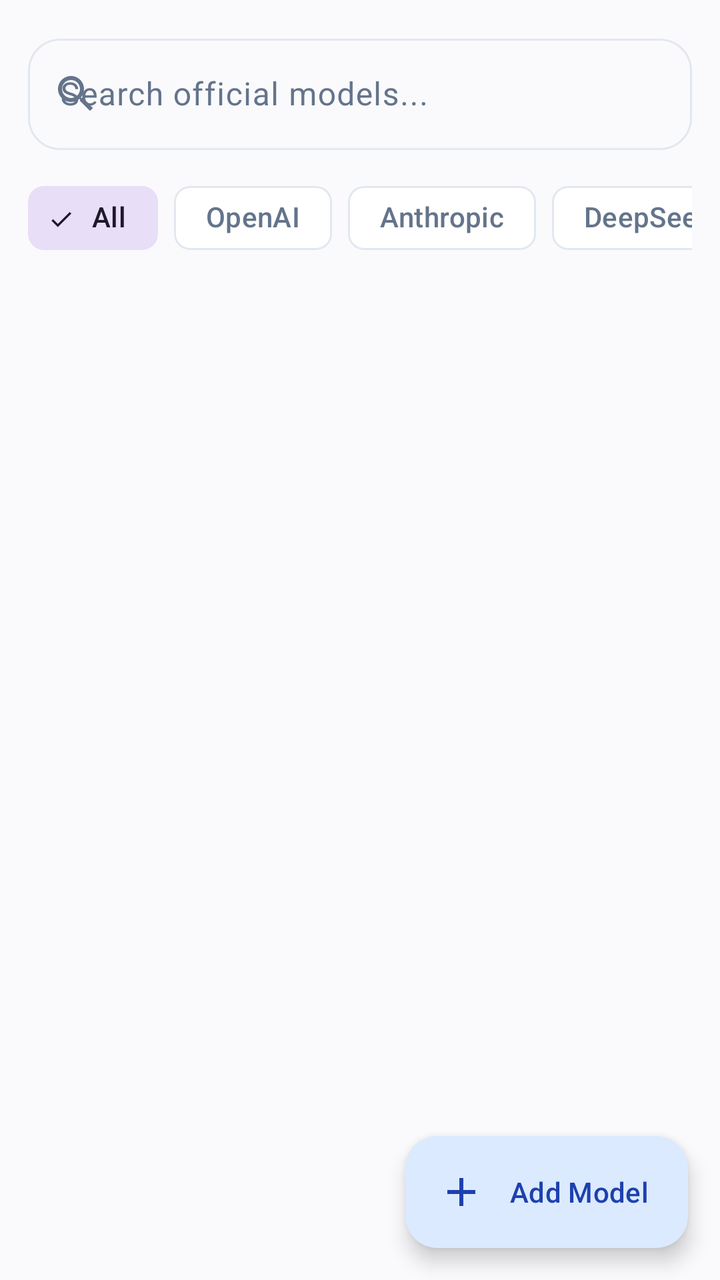
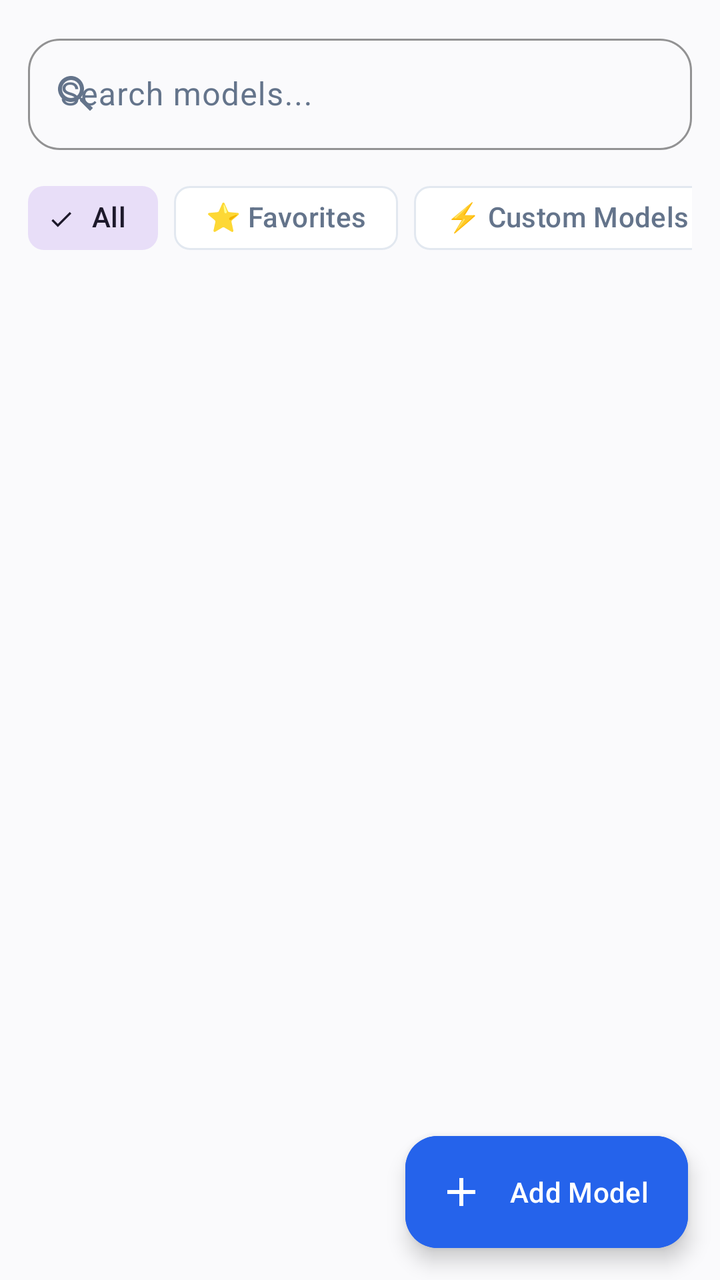

Compare the two renders of this Android layout. The source of the first and the diff that turns it into the second are given below.
<!-- AndroidManifest.xml: application theme Theme.OmniChat -->
<!-- res/layout/fragment_models.xml -->
<?xml version="1.0" encoding="utf-8"?>
<androidx.coordinatorlayout.widget.CoordinatorLayout
    xmlns:android="http://schemas.android.com/apk/res/android"
    xmlns:app="http://schemas.android.com/apk/res-auto"
    android:layout_width="match_parent"
    android:layout_height="match_parent"
    android:background="?android:colorBackground">

    <LinearLayout
        android:layout_width="match_parent"
        android:layout_height="match_parent"
        android:orientation="vertical"
        android:padding="14dp">

        
        <com.google.android.material.textfield.TextInputLayout
            android:id="@+id/til_search"
            style="@style/Widget.Material3.TextInputLayout.OutlinedBox"
            android:layout_width="match_parent"
            android:layout_height="wrap_content"
            android:hint="Search official models..."
            app:boxCornerRadiusBottomEnd="16dp"
            app:boxCornerRadiusBottomStart="16dp"
            app:boxCornerRadiusTopEnd="16dp"
            app:boxCornerRadiusTopStart="16dp"
            app:startIconDrawable="@drawable/ic_search">

            <com.google.android.material.textfield.TextInputEditText
                android:id="@+id/et_search"
                android:layout_width="match_parent"
                android:layout_height="wrap_content"
                android:inputType="text"
                android:maxLines="1" />

        </com.google.android.material.textfield.TextInputLayout>

        
        <HorizontalScrollView
            android:layout_width="match_parent"
            android:layout_height="wrap_content"
            android:layout_marginTop="10dp"
            android:scrollbars="none">

            <com.google.android.material.chip.ChipGroup
                android:id="@+id/chip_group_filters"
                android:layout_width="wrap_content"
                android:layout_height="wrap_content"
                app:singleSelection="true">

                <com.google.android.material.chip.Chip
                    android:id="@+id/chip_all"
                    style="@style/Widget.Material3.Chip.Filter"
                    android:layout_width="wrap_content"
                    android:layout_height="wrap_content"
                    android:checked="true"
                    android:text="All" />

                <com.google.android.material.chip.Chip
                    android:id="@+id/chip_openai"
                    style="@style/Widget.Material3.Chip.Filter"
                    android:layout_width="wrap_content"
                    android:layout_height="wrap_content"
                    android:text="OpenAI"
                    app:chipIcon="@drawable/ic_brand_openai"
                    app:chipIconSize="16dp" />

                <com.google.android.material.chip.Chip
                    android:id="@+id/chip_anthropic"
                    style="@style/Widget.Material3.Chip.Filter"
                    android:layout_width="wrap_content"
                    android:layout_height="wrap_content"
                    android:text="Anthropic"
                    app:chipIcon="@drawable/ic_brand_anthropic"
                    app:chipIconSize="16dp" />

                <com.google.android.material.chip.Chip
                    android:id="@+id/chip_deepseek"
                    style="@style/Widget.Material3.Chip.Filter"
                    android:layout_width="wrap_content"
                    android:layout_height="wrap_content"
                    android:text="DeepSeek"
                    app:chipIcon="@drawable/ic_brand_deepseek"
                    app:chipIconSize="16dp" />

                <com.google.android.material.chip.Chip
                    android:id="@+id/chip_gemini"
                    style="@style/Widget.Material3.Chip.Filter"
                    android:layout_width="wrap_content"
                    android:layout_height="wrap_content"
                    android:text="Gemini"
                    app:chipIcon="@drawable/ic_brand_gemini"
                    app:chipIconSize="16dp" />

                <com.google.android.material.chip.Chip
                    android:id="@+id/chip_reasoning"
                    style="@style/Widget.Material3.Chip.Filter"
                    android:layout_width="wrap_content"
                    android:layout_height="wrap_content"
                    android:text="🧠 Reasoning" />

                <com.google.android.material.chip.Chip
                    android:id="@+id/chip_vision"
                    style="@style/Widget.Material3.Chip.Filter"
                    android:layout_width="wrap_content"
                    android:layout_height="wrap_content"
                    android:text="👁 Vision" />

                <com.google.android.material.chip.Chip
                    android:id="@+id/chip_favorites"
                    style="@style/Widget.Material3.Chip.Filter"
                    android:layout_width="wrap_content"
                    android:layout_height="wrap_content"
                    android:text="⭐ Favorites" />

            </com.google.android.material.chip.ChipGroup>

        </HorizontalScrollView>

        
        <androidx.recyclerview.widget.RecyclerView
            android:id="@+id/recycler_models"
            android:layout_width="match_parent"
            android:layout_height="match_parent"
            android:layout_marginTop="8dp"
            android:clipToPadding="false"
            android:paddingBottom="72dp" />

    </LinearLayout>

    <com.google.android.material.floatingactionbutton.ExtendedFloatingActionButton
        android:id="@+id/fab_add_model"
        android:layout_width="wrap_content"
        android:layout_height="wrap_content"
        android:layout_gravity="bottom|end"
        android:layout_margin="16dp"
        android:text="Add Model"
        app:icon="@drawable/ic_add" />

</androidx.coordinatorlayout.widget.CoordinatorLayout>
<!-- resources referenced by this layout -->
<resources>
  <!-- drawable ic_brand_anthropic (drawable) -->
  <vector xmlns:android="http://schemas.android.com/apk/res/android"
      android:width="24dp"
      android:height="24dp"
      android:viewportWidth="24"
      android:viewportHeight="24">
      
      <path
          android:fillColor="@color/brand_anthropic"
          android:pathData="M14.2,3.5 L9.8,3.5 L4.2,19.5 L8.4,19.5 L9.9,15.2 L14.1,15.2 L15.6,19.5 L19.8,19.5 L14.2,3.5 Z M10.8,12.2 L12.0,8.3 L13.2,12.2 L10.8,12.2 Z" />
  </vector>
  <!-- drawable ic_brand_deepseek (drawable) -->
  <vector xmlns:android="http://schemas.android.com/apk/res/android"
      android:width="24dp"
      android:height="24dp"
      android:viewportWidth="24"
      android:viewportHeight="24">
      
      <path
          android:fillColor="@color/brand_deepseek"
          android:pathData="M19.8,5.4 C18.1,3.8 15.6,3.0 12.8,3.2 C8.5,3.6 4.8,6.8 3.5,10.9 C2.2,15.1 3.5,19.6 7.0,21.5 C9.1,22.6 11.5,22.6 13.7,21.7 C15.4,21.0 17.6,18.8 18.5,17.2 C19.4,15.6 19.8,13.6 19.5,11.8 C20.6,10.6 21.6,9.1 21.9,7.5 C22.1,6.5 20.8,4.5 19.8,5.4 Z M11.8,15.4 C9.6,15.4 7.8,13.6 7.8,11.4 C7.8,9.2 9.6,7.4 11.8,7.4 C14.0,7.4 15.8,9.2 15.8,11.4 C15.8,13.6 14.0,15.4 11.8,15.4 Z" />
  </vector>
  <!-- drawable ic_brand_gemini (drawable) -->
  <vector xmlns:android="http://schemas.android.com/apk/res/android"
      android:width="24dp"
      android:height="24dp"
      android:viewportWidth="24"
      android:viewportHeight="24">
      
      <path
          android:fillColor="@color/brand_gemini"
          android:pathData="M12,2 C12,7.52 7.52,12 2,12 C7.52,12 12,16.48 12,22 C12,16.48 16.48,12 22,12 C16.48,12 12,7.52 12,2 Z" />
  </vector>
  <!-- drawable ic_brand_openai (drawable) -->
  <vector xmlns:android="http://schemas.android.com/apk/res/android"
      android:width="24dp"
      android:height="24dp"
      android:viewportWidth="24"
      android:viewportHeight="24">
      <path
          android:fillColor="@color/brand_openai"
          android:pathData="M22.282,9.821a5.985,5.985 0,0 0,-0.516,-4.91 6.046,6.046 0,0 0,-6.51,-2.9A6.065,6.065 0,0 0,4.981,4.181a5.984,5.984 0,0 0,-3.998,2.9 6.046,6.046 0,0 0,0.743,7.097 5.98,5.98 0,0 0,0.51,4.911 6.051,6.051 0,0 0,6.515,2.9A5.985,5.985 0,0 0,13.26,23.5a6.056,6.056 0,0 0,5.772,-4.206 5.99,5.99 0,0 0,3.997,-2.9 6.056,6.056 0,0 0,-0.747,-6.573zM13.26,22.079a4.526,4.526 0,0 1,-2.876,-1.04c0.063,-0.034 0.172,-0.096 0.244,-0.138l4.777,-2.758a0.772,0.772 0,0 0,0.392,-0.681v-6.738l2.02,1.168a0.071,0.071 0,0 1,0.038,0.052v5.583a4.554,4.554 0,0 1,-4.595,4.554zm-8.883,-4.17a4.52,4.52 0,0 1,-0.54,-3.013c0.064,0.038 0.174,0.1 0.246,0.141l4.777,2.758a0.78,0.78 0,0 0,0.784,0l5.835,-3.369v2.335a0.08,0.08 0,0 1,-0.033,0.065l-4.836,2.793a4.555,4.555 0,0 1,-6.233,-1.71zm-1.22,-8.03a4.542,4.542 0,0 1,2.336,-2.001v0.28c0,0.082 0.043,0.158 0.114,0.198l4.777,2.758a0.78,0.78 0,0 0,0.784,0l5.835,-3.369 -2.02,-1.168a0.08,0.08 0,0 1,-0.038,-0.065V4.606a4.555,4.555 0,0 1,-4.595,4.554c-2.428,0,-4.428,-1.89,-4.593,-4.287zm14.664,-1.205l-4.777,-2.758a0.78,0.78 0,0 0,-0.784,0L6.425,9.285V6.95a0.08,0.08 0,0 1,0.033,-0.065l4.836,-2.793a4.555,4.555 0,0 1,6.233,1.71 4.52,4.52 0,0 1,0.54,3.013c-0.064,-0.038,-0.174,-0.1,-0.246,-0.141zm2.336,2.001c-0.063,0.034,-0.172,0.096,-0.244,0.138l-4.777,2.758a0.772,0.772 0,0 0,-0.392,0.681v6.738l-2.02,-1.168a0.071,0.071 0,0 1,-0.038,-0.052v-5.583a4.554,4.554 0,0 1,4.595,-4.554 4.526,4.526 0,0 1,2.876,1.042zm-9.01,4.985l2.607,-1.505 2.607,1.505v3.01l-2.607,1.505 -2.607,-1.505z" />
  </vector>
  <style name="Theme.OmniChat" parent="Theme.Material3.DayNight.NoActionBar">
          
          <item name="colorPrimary">@color/brand_primary</item>
          <item name="colorOnPrimary">#FFFFFF</item>
          <item name="colorPrimaryContainer">#DBEAFE</item>
          <item name="colorOnPrimaryContainer">#1E40AF</item>
          <item name="colorSecondary">@color/brand_accent</item>
          <item name="colorOnSecondary">#FFFFFF</item>
  
          
          <item name="android:colorBackground">@color/bg_light</item>
          <item name="colorSurface">@color/surface_light</item>
          <item name="colorOnSurface">@color/text_primary_light</item>
          <item name="colorSurfaceVariant">@color/surface_variant_light</item>
          <item name="colorOnSurfaceVariant">@color/text_secondary_light</item>
          <item name="colorOutline">@color/border_light</item>
  
          
          <item name="android:statusBarColor">@android:color/transparent</item>
          <item name="android:navigationBarColor">@android:color/transparent</item>
          <item name="android:windowLightStatusBar">true</item>
          <item name="android:windowLightNavigationBar">true</item>
      </style>
  <color name="brand_anthropic">#D97706</color>
  <color name="brand_deepseek">#2563EB</color>
  <color name="brand_gemini">#7C3AED</color>
  <color name="brand_openai">#10A37F</color>
  <!-- unchanged entries left out for length: 10 -->
</resources>

<!-- the commit's change to res/layout/fragment_models.xml (unified diff, before → after) -->
@@ -6,126 +6,107 @@
     android:layout_height="match_parent"
     android:background="?android:colorBackground">
 
-    <LinearLayout
+    <androidx.core.widget.NestedScrollView
+        android:id="@+id/scroll_view_models"
         android:layout_width="match_parent"
         android:layout_height="match_parent"
-        android:orientation="vertical"
-        android:padding="14dp">
+        android:fillViewport="true">
 
-        
-        <com.google.android.material.textfield.TextInputLayout
-            android:id="@+id/til_search"
-            style="@style/Widget.Material3.TextInputLayout.OutlinedBox"
+        <LinearLayout
             android:layout_width="match_parent"
             android:layout_height="wrap_content"
-            android:hint="Search official models..."
-            app:boxCornerRadiusBottomEnd="16dp"
-            app:boxCornerRadiusBottomStart="16dp"
-            app:boxCornerRadiusTopEnd="16dp"
-            app:boxCornerRadiusTopStart="16dp"
-            app:startIconDrawable="@drawable/ic_search">
+            android:orientation="vertical"
+            android:padding="14dp">
 
-            <com.google.android.material.textfield.TextInputEditText
-                android:id="@+id/et_search"
+            
+            <com.google.android.material.textfield.TextInputLayout
+                android:id="@+id/til_search"
+                style="@style/Widget.Material3.TextInputLayout.OutlinedBox"
                 android:layout_width="match_parent"
                 android:layout_height="wrap_content"
-                android:inputType="text"
-                android:maxLines="1" />
+                android:hint="Search models..."
+                app:boxCornerRadiusBottomEnd="16dp"
+                app:boxCornerRadiusBottomStart="16dp"
+                app:boxCornerRadiusTopEnd="16dp"
+                app:boxCornerRadiusTopStart="16dp"
+                app:boxStrokeColor="@color/brand_primary"
+                app:startIconDrawable="@drawable/ic_search">
 
-        </com.google.android.material.textfield.TextInputLayout>
+                <com.google.android.material.textfield.TextInputEditText
+                    android:id="@+id/et_search"
+                    android:layout_width="match_parent"
+                    android:layout_height="wrap_content"
+                    android:inputType="text"
+                    android:maxLines="1" />
 
-        
-        <HorizontalScrollView
-            android:layout_width="match_parent"
-            android:layout_height="wrap_content"
-            android:layout_marginTop="10dp"
-            android:scrollbars="none">
+            </com.google.android.material.textfield.TextInputLayout>
 
-            <com.google.android.material.chip.ChipGroup
-                android:id="@+id/chip_group_filters"
-                android:layout_width="wrap_content"
+            
+            <HorizontalScrollView
+                android:layout_width="match_parent"
                 android:layout_height="wrap_content"
-                app:singleSelection="true">
+                android:layout_marginTop="10dp"
+                android:scrollbars="none">
 
-                <com.google.android.material.chip.Chip
-                    android:id="@+id/chip_all"
-                    style="@style/Widget.Material3.Chip.Filter"
+                <com.google.android.material.chip.ChipGroup
+                    android:id="@+id/chip_group_filters"
                     android:layout_width="wrap_content"
                     android:layout_height="wrap_content"
-                    android:checked="true"
-                    android:text="All" />
+                    app:singleSelection="true">
 
-                <com.google.android.material.chip.Chip
-                    android:id="@+id/chip_openai"
-                    style="@style/Widget.Material3.Chip.Filter"
-                    android:layout_width="wrap_content"
-                    android:layout_height="wrap_content"
-                    android:text="OpenAI"
-                    app:chipIcon="@drawable/ic_brand_openai"
-                    app:chipIconSize="16dp" />
+                    <com.google.android.material.chip.Chip
+                        android:id="@+id/chip_all"
+                        style="@style/Widget.Material3.Chip.Filter"
+                        android:layout_width="wrap_content"
+                        android:layout_height="wrap_content"
+                        android:checked="true"
+                        android:text="All" />
 
-                <com.google.android.material.chip.Chip
-                    android:id="@+id/chip_anthropic"
-                    style="@style/Widget.Material3.Chip.Filter"
-                    android:layout_width="wrap_content"
-                    android:layout_height="wrap_content"
-                    android:text="Anthropic"
-                    app:chipIcon="@drawable/ic_brand_anthropic"
-                    app:chipIconSize="16dp" />
+                    <com.google.android.material.chip.Chip
+                        android:id="@+id/chip_favorites"
+                        style="@style/Widget.Material3.Chip.Filter"
+                        android:layout_width="wrap_content"
+                        android:layout_height="wrap_content"
+                        android:text="⭐ Favorites" />
 
-                <com.google.android.material.chip.Chip
-                    android:id="@+id/chip_deepseek"
-                    style="@style/Widget.Material3.Chip.Filter"
-                    android:layout_width="wrap_content"
-                    android:layout_height="wrap_content"
-                    android:text="DeepSeek"
-                    app:chipIcon="@drawable/ic_brand_deepseek"
-                    app:chipIconSize="16dp" />
+                    <com.google.android.material.chip.Chip
+                        android:id="@+id/chip_custom"
+                        style="@style/Widget.Material3.Chip.Filter"
+                        android:layout_width="wrap_content"
+                        android:layout_height="wrap_content"
+                        android:text="⚡ Custom Models" />
 
-                <com.google.android.material.chip.Chip
-                    android:id="@+id/chip_gemini"
-                    style="@style/Widget.Material3.Chip.Filter"
-                    android:layout_width="wrap_content"
-                    android:layout_height="wrap_content"
-                    android:text="Gemini"
-                    app:chipIcon="@drawable/ic_brand_gemini"
-                    app:chipIconSize="16dp" />
+                    <com.google.android.material.chip.Chip
+                        android:id="@+id/chip_reasoning"
+                        style="@style/Widget.Material3.Chip.Filter"
+                        android:layout_width="wrap_content"
+                        android:layout_height="wrap_content"
+                        android:text="🧠 Reasoning" />
 
-                <com.google.android.material.chip.Chip
-                    android:id="@+id/chip_reasoning"
-                    style="@style/Widget.Material3.Chip.Filter"
-                    android:layout_width="wrap_content"
-                    android:layout_height="wrap_content"
-                    android:text="🧠 Reasoning" />
+                    <com.google.android.material.chip.Chip
+                        android:id="@+id/chip_vision"
+                        style="@style/Widget.Material3.Chip.Filter"
+                        android:layout_width="wrap_content"
+                        android:layout_height="wrap_content"
+                        android:text="👁 Vision" />
 
-                <com.google.android.material.chip.Chip
-                    android:id="@+id/chip_vision"
-                    style="@style/Widget.Material3.Chip.Filter"
-                    android:layout_width="wrap_content"
-                    android:layout_height="wrap_content"
-                    android:text="👁 Vision" />
+                </com.google.android.material.chip.ChipGroup>
 
-                <com.google.android.material.chip.Chip
-                    android:id="@+id/chip_favorites"
-                    style="@style/Widget.Material3.Chip.Filter"
-                    android:layout_width="wrap_content"
-                    android:layout_height="wrap_content"
-                    android:text="⭐ Favorites" />
+            </HorizontalScrollView>
 
-            </com.google.android.material.chip.ChipGroup>
+            
+            <androidx.recyclerview.widget.RecyclerView
+                android:id="@+id/recycler_models"
+                android:layout_width="match_parent"
+                android:layout_height="wrap_content"
+                android:layout_marginTop="8dp"
+                android:nestedScrollingEnabled="false"
+                android:clipToPadding="false"
+                android:paddingBottom="80dp" />
 
-        </HorizontalScrollView>
+        </LinearLayout>
 
-        
-        <androidx.recyclerview.widget.RecyclerView
-            android:id="@+id/recycler_models"
-            android:layout_width="match_parent"
-            android:layout_height="match_parent"
-            android:layout_marginTop="8dp"
-            android:clipToPadding="false"
-            android:paddingBottom="72dp" />
-
-    </LinearLayout>
+    </androidx.core.widget.NestedScrollView>
 
     <com.google.android.material.floatingactionbutton.ExtendedFloatingActionButton
         android:id="@+id/fab_add_model"
@@ -133,7 +114,13 @@
         android:layout_height="wrap_content"
         android:layout_gravity="bottom|end"
         android:layout_margin="16dp"
+        android:backgroundTint="@color/brand_primary"
         android:text="Add Model"
-        app:icon="@drawable/ic_add" />
+        android:textColor="#FFFFFF"
+        app:elevation="0dp"
+        app:hoveredFocusedTranslationZ="0dp"
+        app:icon="@drawable/ic_add"
+        app:iconTint="#FFFFFF"
+        app:pressedTranslationZ="0dp" />
 
 </androidx.coordinatorlayout.widget.CoordinatorLayout>
<!-- resource entries referenced after the edit -->
@@ -1,48 +1,5 @@
 <!-- resources referenced by this layout -->
 <resources>
-  <!-- drawable ic_brand_anthropic (drawable) -->
-  <vector xmlns:android="http://schemas.android.com/apk/res/android"
-      android:width="24dp"
-      android:height="24dp"
-      android:viewportWidth="24"
-      android:viewportHeight="24">
-      
-      <path
-          android:fillColor="@color/brand_anthropic"
-          android:pathData="M14.2,3.5 L9.8,3.5 L4.2,19.5 L8.4,19.5 L9.9,15.2 L14.1,15.2 L15.6,19.5 L19.8,19.5 L14.2,3.5 Z M10.8,12.2 L12.0,8.3 L13.2,12.2 L10.8,12.2 Z" />
-  </vector>
-  <!-- drawable ic_brand_deepseek (drawable) -->
-  <vector xmlns:android="http://schemas.android.com/apk/res/android"
-      android:width="24dp"
-      android:height="24dp"
-      android:viewportWidth="24"
-      android:viewportHeight="24">
-      
-      <path
-          android:fillColor="@color/brand_deepseek"
-          android:pathData="M19.8,5.4 C18.1,3.8 15.6,3.0 12.8,3.2 C8.5,3.6 4.8,6.8 3.5,10.9 C2.2,15.1 3.5,19.6 7.0,21.5 C9.1,22.6 11.5,22.6 13.7,21.7 C15.4,21.0 17.6,18.8 18.5,17.2 C19.4,15.6 19.8,13.6 19.5,11.8 C20.6,10.6 21.6,9.1 21.9,7.5 C22.1,6.5 20.8,4.5 19.8,5.4 Z M11.8,15.4 C9.6,15.4 7.8,13.6 7.8,11.4 C7.8,9.2 9.6,7.4 11.8,7.4 C14.0,7.4 15.8,9.2 15.8,11.4 C15.8,13.6 14.0,15.4 11.8,15.4 Z" />
-  </vector>
-  <!-- drawable ic_brand_gemini (drawable) -->
-  <vector xmlns:android="http://schemas.android.com/apk/res/android"
-      android:width="24dp"
-      android:height="24dp"
-      android:viewportWidth="24"
-      android:viewportHeight="24">
-      
-      <path
-          android:fillColor="@color/brand_gemini"
-          android:pathData="M12,2 C12,7.52 7.52,12 2,12 C7.52,12 12,16.48 12,22 C12,16.48 16.48,12 22,12 C16.48,12 12,7.52 12,2 Z" />
-  </vector>
-  <!-- drawable ic_brand_openai (drawable) -->
-  <vector xmlns:android="http://schemas.android.com/apk/res/android"
-      android:width="24dp"
-      android:height="24dp"
-      android:viewportWidth="24"
-      android:viewportHeight="24">
-      <path
-          android:fillColor="@color/brand_openai"
-          android:pathData="M22.282,9.821a5.985,5.985 0,0 0,-0.516,-4.91 6.046,6.046 0,0 0,-6.51,-2.9A6.065,6.065 0,0 0,4.981,4.181a5.984,5.984 0,0 0,-3.998,2.9 6.046,6.046 0,0 0,0.743,7.097 5.98,5.98 0,0 0,0.51,4.911 6.051,6.051 0,0 0,6.515,2.9A5.985,5.985 0,0 0,13.26,23.5a6.056,6.056 0,0 0,5.772,-4.206 5.99,5.99 0,0 0,3.997,-2.9 6.056,6.056 0,0 0,-0.747,-6.573zM13.26,22.079a4.526,4.526 0,0 1,-2.876,-1.04c0.063,-0.034 0.172,-0.096 0.244,-0.138l4.777,-2.758a0.772,0.772 0,0 0,0.392,-0.681v-6.738l2.02,1.168a0.071,0.071 0,0 1,0.038,0.052v5.583a4.554,4.554 0,0 1,-4.595,4.554zm-8.883,-4.17a4.52,4.52 0,0 1,-0.54,-3.013c0.064,0.038 0.174,0.1 0.246,0.141l4.777,2.758a0.78,0.78 0,0 0,0.784,0l5.835,-3.369v2.335a0.08,0.08 0,0 1,-0.033,0.065l-4.836,2.793a4.555,4.555 0,0 1,-6.233,-1.71zm-1.22,-8.03a4.542,4.542 0,0 1,2.336,-2.001v0.28c0,0.082 0.043,0.158 0.114,0.198l4.777,2.758a0.78,0.78 0,0 0,0.784,0l5.835,-3.369 -2.02,-1.168a0.08,0.08 0,0 1,-0.038,-0.065V4.606a4.555,4.555 0,0 1,-4.595,4.554c-2.428,0,-4.428,-1.89,-4.593,-4.287zm14.664,-1.205l-4.777,-2.758a0.78,0.78 0,0 0,-0.784,0L6.425,9.285V6.95a0.08,0.08 0,0 1,0.033,-0.065l4.836,-2.793a4.555,4.555 0,0 1,6.233,1.71 4.52,4.52 0,0 1,0.54,3.013c-0.064,-0.038,-0.174,-0.1,-0.246,-0.141zm2.336,2.001c-0.063,0.034,-0.172,0.096,-0.244,0.138l-4.777,2.758a0.772,0.772 0,0 0,-0.392,0.681v6.738l-2.02,-1.168a0.071,0.071 0,0 1,-0.038,-0.052v-5.583a4.554,4.554 0,0 1,4.595,-4.554 4.526,4.526 0,0 1,2.876,1.042zm-9.01,4.985l2.607,-1.505 2.607,1.505v3.01l-2.607,1.505 -2.607,-1.505z" />
-  </vector>
   <style name="Theme.OmniChat" parent="Theme.Material3.DayNight.NoActionBar">
           
           <item name="colorPrimary">@color/brand_primary</item>
@@ -61,15 +18,14 @@
           <item name="colorOutline">@color/border_light</item>
   
           
+          <item name="elevationOverlayEnabled">false</item>
+  
+          
           <item name="android:statusBarColor">@android:color/transparent</item>
           <item name="android:navigationBarColor">@android:color/transparent</item>
           <item name="android:windowLightStatusBar">true</item>
           <item name="android:windowLightNavigationBar">true</item>
       </style>
-  <color name="brand_anthropic">#D97706</color>
-  <color name="brand_deepseek">#2563EB</color>
-  <color name="brand_gemini">#7C3AED</color>
-  <color name="brand_openai">#10A37F</color>
   <!-- unchanged entries left out for length: 10 -->
 </resources>
 
